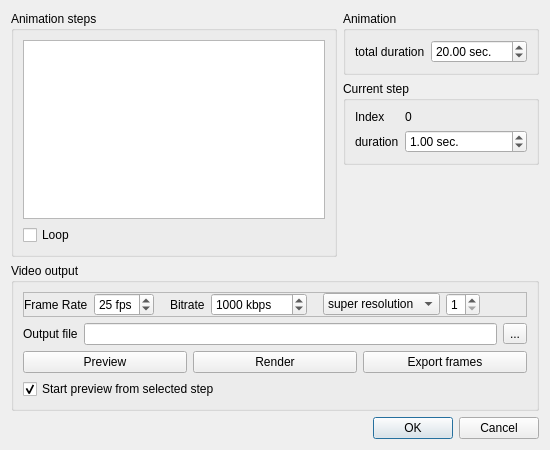
This is plugins/core/qAnimation/ui/animationDlg.ui in CloudCompare/CloudCompare as Qt 5 draws it before an edit. The edited form follows.
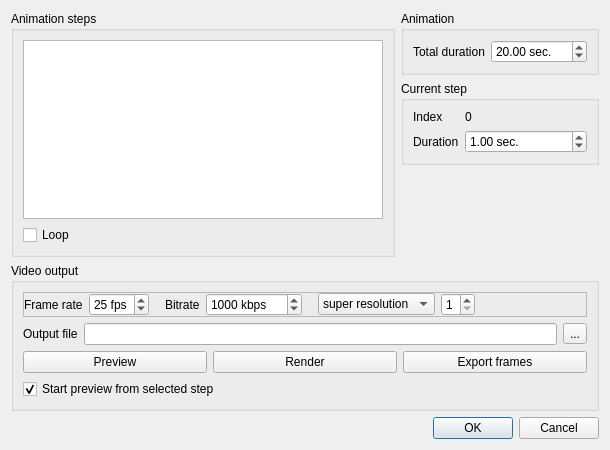
This is the edited form. Icons and pictures are not drawn.

```diff
--- a/plugins/core/qAnimation/ui/animationDlg.ui
+++ b/plugins/core/qAnimation/ui/animationDlg.ui
@@ -6,7 +6,7 @@
    <rect>
     <x>0</x>
     <y>0</y>
-    <width>550</width>
+    <width>610</width>
     <height>450</height>
    </rect>
   </property>
@@ -57,7 +57,7 @@
           <item row="0" column="0">
            <widget class="QLabel" name="label_8">
             <property name="text">
-             <string>total duration</string>
+             <string>Total duration</string>
             </property>
            </widget>
           </item>
@@ -106,7 +106,7 @@
           <item row="1" column="0">
            <widget class="QLabel" name="label_2">
             <property name="text">
-             <string>duration</string>
+             <string>Duration</string>
             </property>
            </widget>
           </item>
@@ -176,7 +176,7 @@
          <item>
           <widget class="QLabel" name="label">
            <property name="text">
-            <string>Frame Rate</string>
+            <string>Frame rate</string>
            </property>
           </widget>
          </item>
```
Left out of the diff: 21 changed lines with no effect on the pictures.
